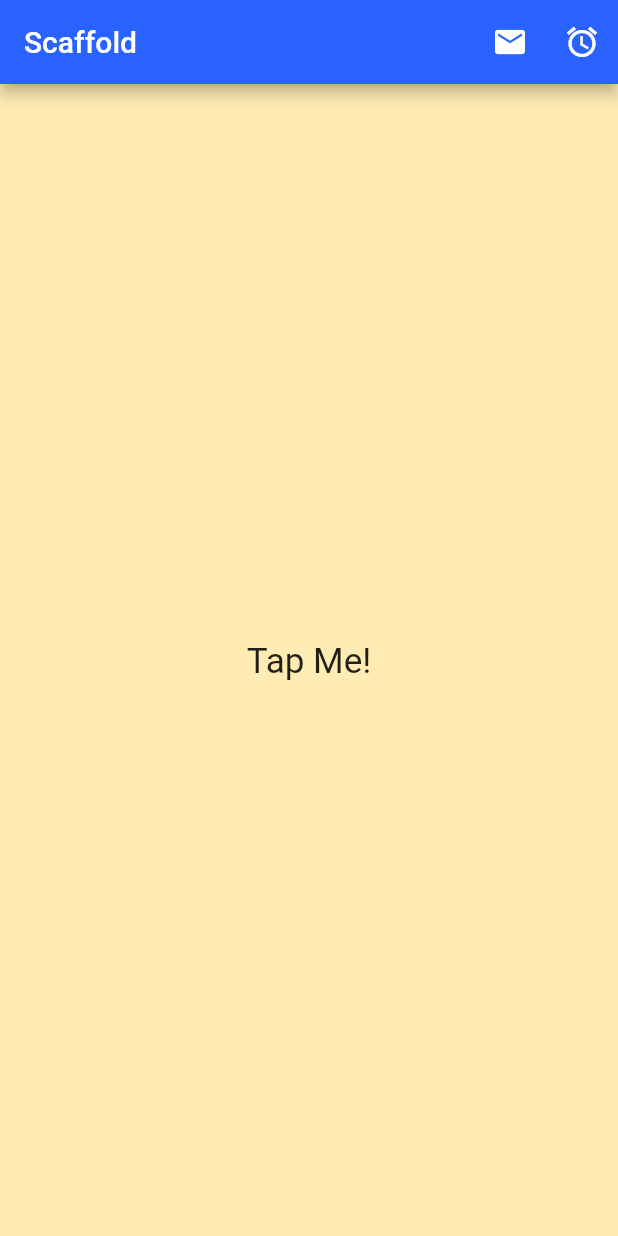
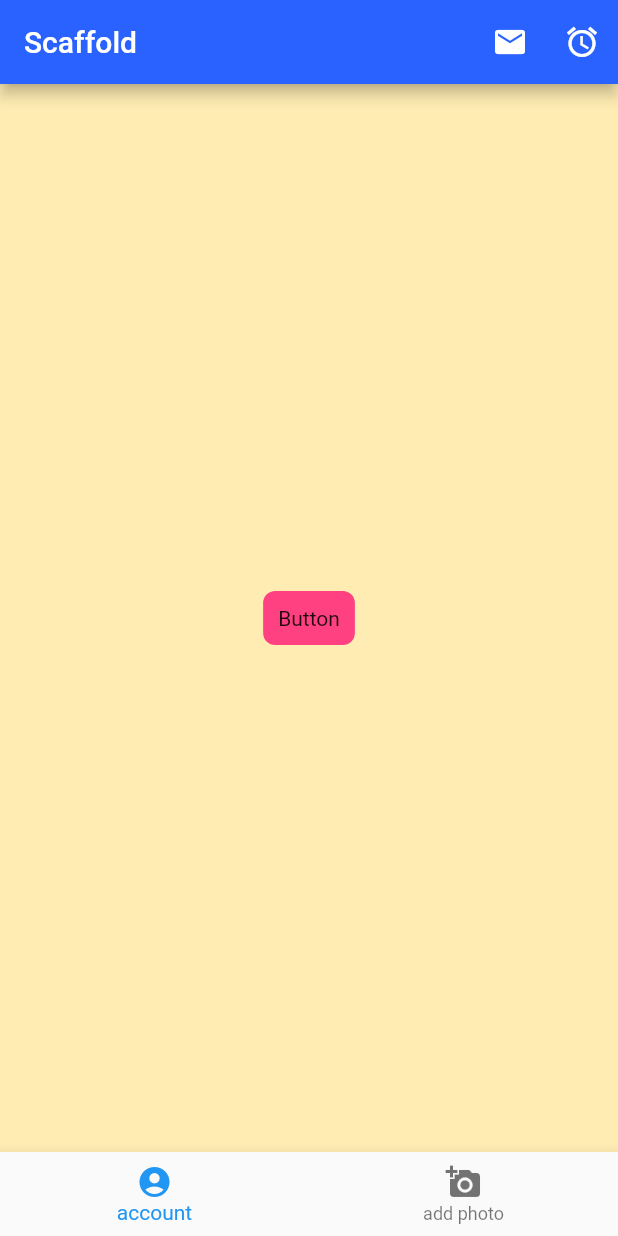
Before and after one commit to philliplumod/FlutterProj, a Flutter app: the screen it shows after launch, on a phone screen of 412 x 824 dp. Run offline on Flutter 3.47's test engine with Material 2 defaults, Android fonts, the phone set to English and light mode, and no system bars.

Commit message:
third commit

```diff
--- a/helloworlds/lib/ui/home.dart
+++ b/helloworlds/lib/ui/home.dart
@@ -21,21 +21,54 @@ class ScaffoldExample extends StatelessWidget {
           const IconButton(onPressed: _tapbutton, icon: Icon(Icons.alarm))
         ],
       ),
+      bottomNavigationBar: BottomNavigationBar(
+        items: const [
+          BottomNavigationBarItem(
+              icon: Icon(Icons.account_circle), label: 'account'),
+          BottomNavigationBarItem(
+              icon: Icon(Icons.add_a_photo), label: 'add photo')
+        ],
+        onTap: (int index) => debugPrint("Tap Item : $index"),
+      ),
       backgroundColor: Colors.amber.shade100,
       body: Container(
         alignment: Alignment.center,
         child: Column(
           mainAxisAlignment: MainAxisAlignment.center,
-          children: <Widget>[
-            InkWell(
-              onTap: (() => debugPrint('Tapped....')),
-              child: const Text(
-                'Tap Me!',
-                style: TextStyle(fontSize: 23.4),
-              ),
-            )
+          children: const <Widget>[
+            CustomButtom()
+
+            // InkWell(
+            //   onTap: (() => debugPrint('Tapped....')),
+            //   child: const Text(
+            //     'Tap Me!',
+            //     style: TextStyle(fontSize: 23.4),
+            //   ),
+            // )
           ],
         ),
+      ),
+    );
+  }
+}
+
+// Custom Button
+class CustomButtom extends StatelessWidget {
+  const CustomButtom({super.key});
+
+  @override
+  Widget build(BuildContext context) {
+    return GestureDetector(
+      onTap: () {
+        const snackBar = SnackBar(
+            content: Text("Hello again"), backgroundColor: Colors.amber);
+        ScaffoldMessenger.of(context).showSnackBar(snackBar);
+      },
+      child: Container(
+        padding: const EdgeInsets.all(10.0),
+        decoration: BoxDecoration(
+            color: Colors.pinkAccent, borderRadius: BorderRadius.circular(8.0)),
+        child: const Text('Button'),
       ),
     );
   }
```
